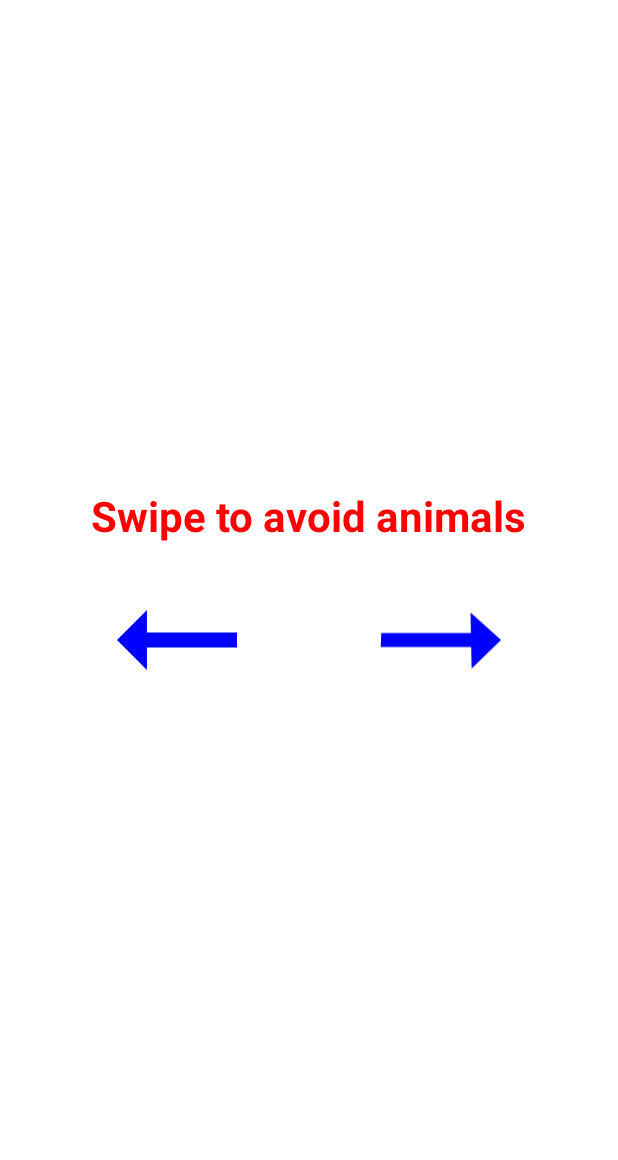
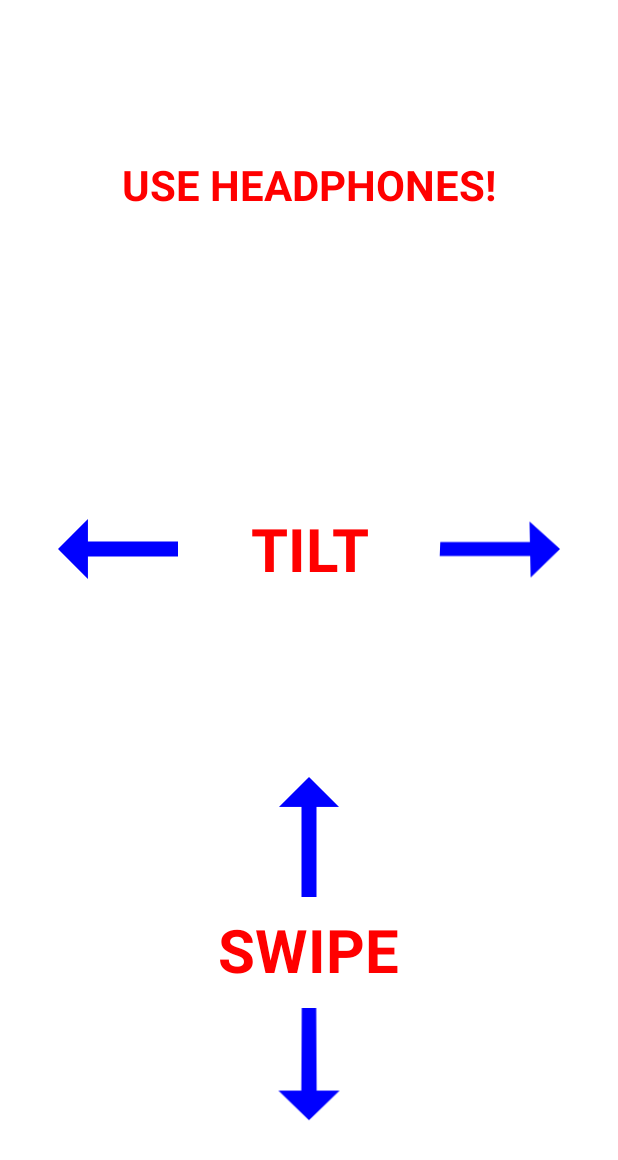
Before and after one commit to saraosaber/MAMN01, an Android app: the screen it shows after launch (MainActivity), on a phone screen of 412 x 824 dp. Shown: the top 1160 px of the screen. Run offline under Robolectric (Android 15) with nearby library versions, the phone set to English and light mode, and no system bars.

Commit message:
Swipe and Tilt to control game. First 3 are vertical obstacles, thereafter its random

```diff
--- a/app/src/main/java/com/example/myapplication/GameController.java
+++ b/app/src/main/java/com/example/myapplication/GameController.java
@@ -29,7 +29,7 @@ public class GameController implements Runnable {
         // Initialize the GestureDetector
         GestureDetector gestureDetector = new GestureDetector(context, new InputHandler.GestureListener());
         inputHandler = new InputHandler(context, gestureDetector);
-        inputHandler.setTiltListener(player);
+        inputHandler.setInputListener(player);
 
         // Get the view where you want to detect swipe gestures
         RelativeLayout swipeAreaView = context.findViewById(R.id.swipeAreaView);
@@ -43,14 +43,12 @@ public class GameController implements Runnable {
         Thread obstaclesThread = new Thread(new Obstacles(player, sm, v));
 
         // Intro sounds with correct timing
-        System.out.println("--- Are you ready? ---");
         try {
             sm.playSound(start, 1, 1);
             TimeUnit.MILLISECONDS.sleep(4000);
             sm.playSound(running, 1, 1); // looped
             sm.playSound(music, 1, 1); // looped
             TimeUnit.MILLISECONDS.sleep(2000);
-            System.out.println("Start!");
         } catch (InterruptedException e) {
             e.printStackTrace();
         }
@@ -69,7 +67,6 @@ public class GameController implements Runnable {
         player.pause();
 
         sm.stopMusic();
-        System.out.println("Game over...");
         long[] pattern = {1500, 20, 400, 1600, 500, 200};
         v.vibrate(pattern, -1);
         sm.playSound(crash, 1, 1);
--- a/app/src/main/java/com/example/myapplication/InputHandler.java
+++ b/app/src/main/java/com/example/myapplication/InputHandler.java
@@ -9,28 +9,46 @@ import android.view.GestureDetector;
 import android.view.MotionEvent;
 import android.view.View;
 
-public class InputHandler implements View.OnTouchListener {
+public class InputHandler implements View.OnTouchListener, SensorEventListener {
 
     private final GestureDetector gestureDetector;
-    private static TiltListener tiltListener;
+    private static InputListener inputListener;
     private SensorManager sensorManager;
     private Sensor gyroscopeSensor;
 
     public InputHandler(Context context, GestureDetector gestureDetector) {
         this.gestureDetector = gestureDetector;
+        sensorManager = (SensorManager) context.getSystemService(Context.SENSOR_SERVICE);
+        gyroscopeSensor = sensorManager.getDefaultSensor(Sensor.TYPE_GYROSCOPE);
+        if (gyroscopeSensor != null) {
+            sensorManager.registerListener(this, gyroscopeSensor, SensorManager.SENSOR_DELAY_GAME);
+        }
     }
 
     public boolean onTouch(View v, MotionEvent event) {
         return gestureDetector.onTouchEvent(event);
     }
 
-    public interface TiltListener {
-        void onTiltLeft();
-        void onTiltRight();
+    @Override
+    public void onSensorChanged(SensorEvent event) {
+        if (event.sensor.getType() == Sensor.TYPE_GYROSCOPE) {
+            // Handle gyroscope events
+            if (event.values[1] > 1.0f) {
+                // Gyroscope tilted to the right
+                if (inputListener != null) {
+                    inputListener.onTiltRight();
+                }
+            } else if (event.values[1] < -1.0f) {
+                // Gyroscope tilted to the left
+                if (inputListener != null) {
+                    inputListener.onTiltLeft();
+                }
+            }
+        }
     }
 
-    public void setTiltListener(TiltListener tiltListener) {
-        this.tiltListener = tiltListener;
+    public void setInputListener(InputListener inputListener) {
+        this.inputListener = inputListener;
     }
 
     // Gyroscope methods
@@ -48,15 +66,15 @@ public class InputHandler implements View.OnTouchListener {
             float diffY = e2.getY() - e1.getY();
             float diffX = e2.getX() - e1.getX();
 
-            if (Math.abs(diffX) > Math.abs(diffY)) {
-                if (Math.abs(diffX) > SWIPE_THRESHOLD && Math.abs(velocityX) > SWIPE_VELOCITY_THRESHOLD) {
-                    if (diffX > 0) {
-                        if (tiltListener != null) {
-                            tiltListener.onTiltRight();
+            if (Math.abs(diffY) > Math.abs(diffX)) {
+                if (Math.abs(diffY) > SWIPE_THRESHOLD && Math.abs(velocityY) > SWIPE_VELOCITY_THRESHOLD) {
+                    if (diffY > 0) {
+                        if (inputListener != null) {
+                            inputListener.onSwipeDown();
                         }
                     } else {
-                        if (tiltListener != null) {
-                            tiltListener.onTiltLeft();
+                        if (inputListener != null) {
+                            inputListener.onSwipeUp();
                         }
                     }
                     return true;
@@ -65,4 +83,19 @@ public class InputHandler implements View.OnTouchListener {
             return false;
         }
     }
+
+    public interface InputListener {
+        void onTiltLeft();
+        void onTiltRight();
+        void onSwipeDown();
+        void onSwipeUp();
+    }
+
+    @Override
+    public void onAccuracyChanged(Sensor sensor, int accuracy) {
+        // Do nothing
+    }
+    public void unregisterListener() {
+        sensorManager.unregisterListener(this);
+    }
 }
--- a/app/src/main/java/com/example/myapplication/Player.java
+++ b/app/src/main/java/com/example/myapplication/Player.java
@@ -4,38 +4,64 @@ package com.example.myapplication;
 import java.util.concurrent.Executors;
 import java.util.concurrent.ScheduledExecutorService;
 import java.util.concurrent.TimeUnit;
-public class Player implements Runnable, InputHandler.TiltListener  {
+public class Player implements Runnable, InputHandler.InputListener  {
 
     private final ScheduledExecutorService scheduler = Executors.newScheduledThreadPool(1);
     private static final int RUNNING = 0;
     private static final int LEFT = 1;
     private static final int RIGHT = 2;
-    private int state;
+    private static final int UP = 3;
+    private static final int DOWN = 4;
+    private final int jump = 0;
+    private final int duck = 1;
+
+    private int stateVertical;
+    private int stateHorizontal;
     private boolean interrupted;
     private SoundManager sm;
-    private int jump = 0;
-    private int duck = 1;
-    private int run = 5;
 
     public Player(SoundManager sm) {
-        state = RUNNING;
+        stateVertical = RUNNING;
+        stateHorizontal = RUNNING;
         interrupted = false;
         this.sm = sm;
     }
 
     @Override
     public void onTiltLeft() {
-        if(!interrupted && state != LEFT) {
-            System.out.println("--- Player LEFT! ---");
-            state = LEFT;
+        if(!interrupted && stateHorizontal != LEFT) {
+            stateHorizontal = LEFT;
         }
     }
 
     @Override
     public void onTiltRight() {
-        if(!interrupted && state != RIGHT) {
-            System.out.println("--- Player RIGHT! ---");
-            state = RIGHT;
+        if(!interrupted && stateHorizontal != RIGHT) {
+            stateHorizontal = RIGHT;
+        }
+    }
+
+    @Override
+    public void onSwipeUp() {
+        // Player reacts to swipe up event
+        if(!interrupted && stateVertical != UP) {
+            stateVertical = UP;
+            sm.playSound(jump, 1, 1);
+            scheduler.schedule(() -> {
+                stateVertical = 0;
+            },2, TimeUnit.SECONDS);
+        }
+    }
+
+    @Override
+    public void onSwipeDown() {
+        // Player reacts to swipe down event
+        if(!interrupted && stateVertical != DOWN) {
+            stateVertical = DOWN;
+            sm.playSound(duck,1, 1);
+            scheduler.schedule(() -> {
+                stateVertical = 0;
+            },2, TimeUnit.SECONDS);
         }
     }
 
@@ -52,16 +78,18 @@ public class Player implements Runnable, InputHandler.TiltListener  {
     }
 
     public boolean isLeft() {
-        return state == LEFT;
+        return stateHorizontal == LEFT;
     }
 
     public boolean isRight() {
-        return state == RIGHT;
+        return stateHorizontal == RIGHT;
     }
 
-    public String getStateString() {
-        if(state == 0) return "Running";
-        if(state == 1) return "LEFT";
-        return "RIGHT";
+    public boolean isJumping() {
+        return stateVertical == UP;
+    }
+
+    public boolean isDucking() {
+        return stateVertical == DOWN;
     }
 }
--- a/app/src/main/res/layout/activity_main.xml
+++ b/app/src/main/res/layout/activity_main.xml
@@ -15,16 +15,23 @@
         android:layout_alignParentBottom="true"
         android:layout_marginBottom="24dp"
         android:gravity="center">
-            >
+
+        <LinearLayout
+            android:layout_width="match_parent"
+            android:layout_height="wrap_content"
+            android:orientation="vertical"
+            android:layout_centerInParent="true"
+            android:gravity="center">
 
             <TextView
-                android:id="@+id/tvControlsExplanation"
-                android:layout_width="wrap_content"
+                android:id="@+id/headphones"
+                android:layout_width="match_parent"
                 android:layout_height="wrap_content"
-                android:layout_centerHorizontal="true"
+                android:layout_marginTop="60sp"
+                android:layout_marginBottom="120sp"
                 android:fontFamily="sans-serif"
                 android:gravity="center"
-                android:text="Swipe to avoid animals"
+                android:text="USE HEADPHONES!"
                 android:textColor="#FF0000"
                 android:textSize="28sp"
                 android:textStyle="bold" />
@@ -32,14 +39,15 @@
             <LinearLayout
                 android:layout_width="match_parent"
                 android:layout_height="wrap_content"
-                android:layout_below="@id/tvControlsExplanation"
-                android:layout_centerInParent="true"
                 android:layout_marginTop="16dp"
+                android:gravity="center"
                 android:orientation="horizontal"
-                android:gravity="center">
+                android:paddingTop="40sp"
+                android:paddingBottom="80sp">
 
+                <!-- Tilt Controls -->
                 <ImageView
-                    android:id="@+id/ivArrow"
+                    android:id="@+id/tiltControls"
                     android:layout_width="96dp"
                     android:layout_height="96dp"
                     android:layout_marginRight="60px"
@@ -48,6 +56,16 @@
                     android:src="@drawable/baseline_arrow_right_alt_24"
                     app:tint="#0000FF" />
 
+                <TextView
+                    android:id="@+id/tilt"
+                    android:layout_width="wrap_content"
+                    android:layout_height="wrap_content"
+                    android:fontFamily="sans-serif"
+                    android:gravity="center"
+                    android:text="TILT"
+                    android:textColor="#FF0000"
+                    android:textSize="40sp"
+                    android:textStyle="bold" />
 
                 <ImageView
                     android:id="@+id/ivArrow2"
@@ -59,6 +77,49 @@
                     android:src="@drawable/baseline_arrow_right_alt_24"
                     app:tint="#0000FF" />
 
+            </LinearLayout>
+
+            <LinearLayout
+                android:layout_width="match_parent"
+                android:layout_height="wrap_content"
+                android:layout_marginTop="16dp"
+                android:gravity="center"
+                android:orientation="vertical"
+                android:paddingTop="0sp"
+                android:paddingBottom="0sp">
+
+                <!-- Swipe Controls -->
+                <ImageView
+                    android:id="@+id/ivArrow4"
+                    android:layout_width="96dp"
+                    android:layout_height="96dp"
+                    android:rotation="-90"
+                    android:scaleType="center"
+                    android:src="@drawable/baseline_arrow_right_alt_24"
+                    app:tint="#0000FF" />
+
+                <TextView
+                    android:id="@+id/swipe"
+                    android:layout_width="wrap_content"
+                    android:layout_height="wrap_content"
+                    android:fontFamily="sans-serif"
+                    android:gravity="center"
+                    android:text="SWIPE"
+                    android:textColor="#FF0000"
+                    android:textSize="40sp"
+                    android:textStyle="bold" />
+
+                <ImageView
+                    android:id="@+id/ivArrow3"
+                    android:layout_width="96dp"
+                    android:layout_height="96dp"
+                    android:rotation="90"
+                    android:rotationX="21"
+                    android:scaleType="center"
+                    android:src="@drawable/baseline_arrow_right_alt_24"
+                    app:tint="#0000FF" />
+
+            </LinearLayout>
 
         </LinearLayout>
 
```
Also changed, not shown: app/src/main/java/com/example/myapplication/Obstacles.java (+69 -34 lines). Lines whose indentation alone changed are shown as unchanged.
